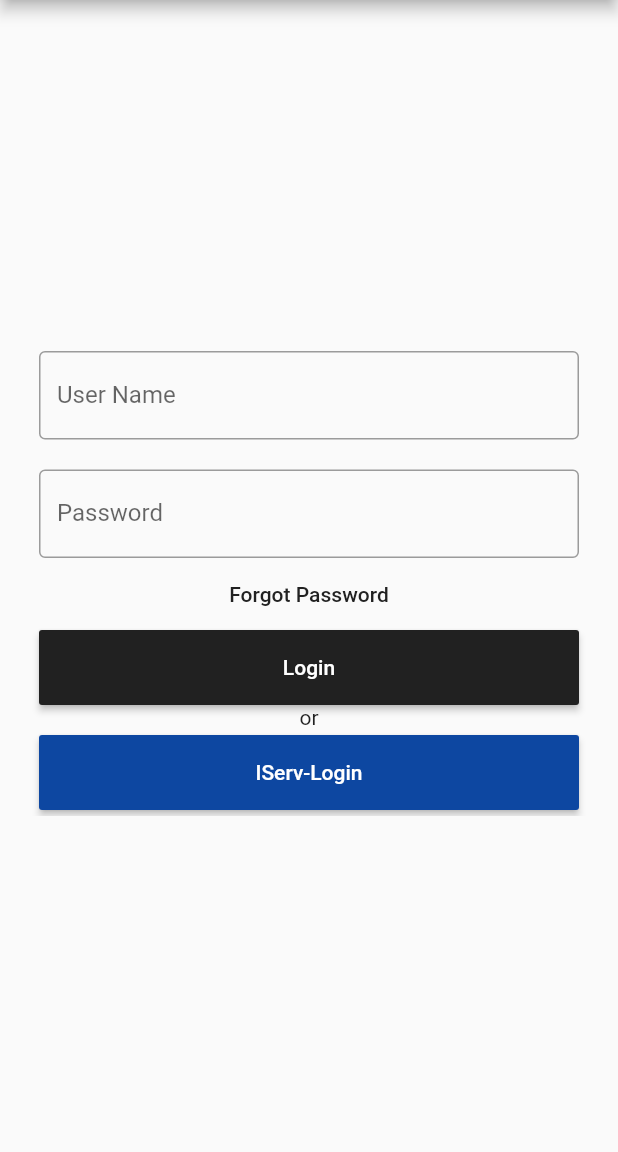
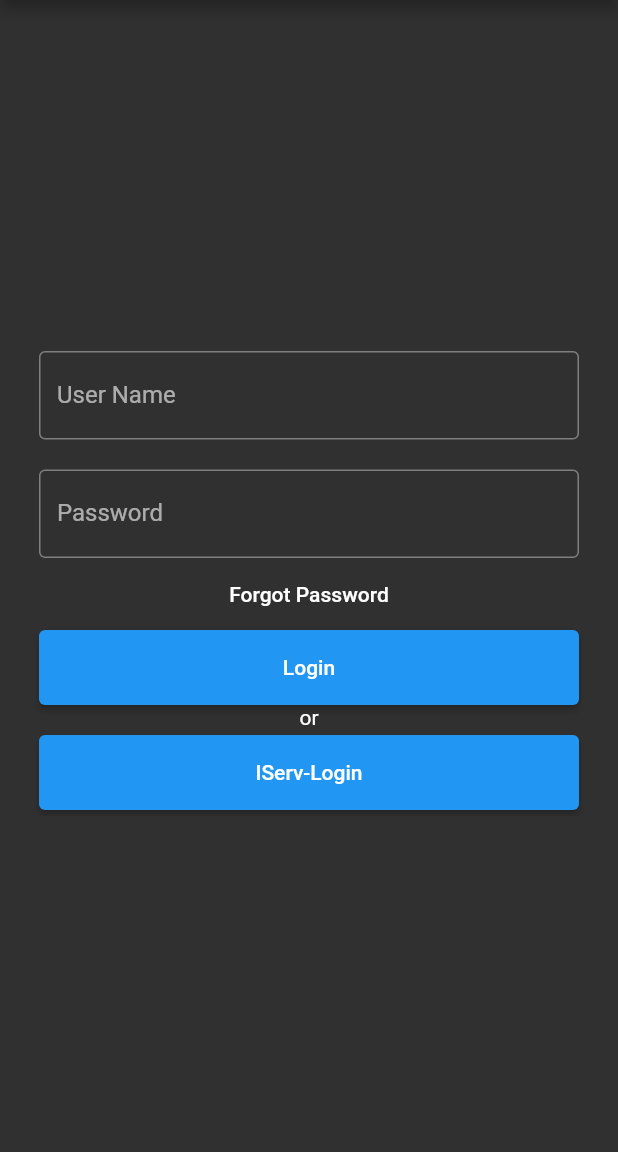
Before and after one commit to Lin2D2/Get_Table_App, a Flutter app: the Login screen opened directly, on a phone screen of 412 x 824 dp, the part 84-1236 px from its top. Run offline on Flutter 3.47's test engine with Material 2 defaults, Android fonts, the phone set to English and light mode, and no system bars; our stand-ins replace dotted_border, flutter_slider_drawer, get_storage, page_transition, platform, toggle_switch; accounts and stored records are empty.

Commit message:
solved some issues, deprecated Features and some style stuff, removed unused

```diff
--- a/lib/main.dart
+++ b/lib/main.dart
@@ -95,18 +95,16 @@
       ],
       child: MaterialApp(
         title: _title,
-        themeMode: ThemeMode.system,
+        themeMode: ThemeMode.dark,
         theme: ThemeData(
           brightness: Brightness.light,
           primaryColor: Colors.red,
-          accentColor: Colors.black,
           backgroundColor: Colors.white,
           bottomAppBarColor: Colors.grey[900],
         ),
         darkTheme: ThemeData(
           brightness: Brightness.dark,
           primaryColor: Colors.red,
-          accentColor: Colors.amber[700],
           backgroundColor: Colors.grey[850],
           bottomAppBarColor: Colors.grey[900],
         ),
--- a/lib/services/iservManagerService.dart
+++ b/lib/services/iservManagerService.dart
@@ -4,7 +4,6 @@
 
 class IServBaseHelper {
   static const String _iservUrl = 'https://gymherderschule.de/iserv/';
-  static const String _iservDomain = 'gymherderschule.de';
 
   Future<http.Response> get(String url) async {
     print('Api Get, iserv/$url');
@@ -54,5 +53,6 @@
       }
       return true;
     }
+    return false;
   }
 }
--- a/lib/sites/login.dart
+++ b/lib/sites/login.dart
@@ -47,20 +47,23 @@
                                 context.watch<UserBloc>().passwordController,
                           ),
                         ),
-                        FlatButton(
+                        TextButton(
                           onPressed: () {
                             //forgot password screen
                           },
-                          textColor: Colors.grey[900],
-                          child: Text('Forgot Password'),
+                          style: Theme.of(context).textButtonTheme.style,
+                          child: Text('Forgot Password',
+                            style: Theme.of(context).textTheme.button,  // TODO dark button theme textColor: Colors.grey[900]
+                          ),
                         ),
                         Container(
                           height: 50,
                           padding: EdgeInsets.fromLTRB(10, 0, 10, 0),
-                          child: RaisedButton(
-                            textColor: Colors.white,
-                            color: Colors.grey[900],
-                            child: Text('Login'),
+                          child: ElevatedButton(
+                            style: Theme.of(context).elevatedButtonTheme.style,
+                            child: Text('Login',
+                              style: Theme.of(context).textTheme.button,
+                            ),
                             onPressed: () async {
                               Map loginMap = {
                                 "username": context
@@ -159,10 +162,10 @@
                         Container(
                           height: 50,
                           padding: EdgeInsets.fromLTRB(10, 0, 10, 0),
-                          child: RaisedButton(
-                            textColor: Colors.white,
-                            color: Colors.blue[900],
-                            child: Text('IServ-Login'),
+                          child: ElevatedButton(
+                            style: Theme.of(context).elevatedButtonTheme.style,  // Colors.blue[900]
+                            child: Text('IServ-Login',
+                              style: Theme.of(context).textTheme.button,),
                             onPressed: () async {
                               bool authorised =
                                   await IServRoutes.iservUserCheckAuthorised(
@@ -253,11 +256,11 @@
                           child: Row(
                             children: <Widget>[
                               Text('Does not have account?'),
-                              FlatButton(
-                                textColor: Colors.grey[900],
+                              TextButton(
+                                style: Theme.of(context).elevatedButtonTheme.style,
                                 child: Text(
                                   'Sign in',
-                                  style: TextStyle(fontSize: 20),
+                                  style: Theme.of(context).textTheme.button,  // TextStyle(fontSize: 20, color: Colors.grey[900]),
                                 ),
                                 onPressed: () {
                                   //signup screen
--- a/lib/sites/settings.dart
+++ b/lib/sites/settings.dart
@@ -89,9 +89,10 @@
                         : "Gast",
                   ),
                   trailing: ElevatedButton(
+                    style: Theme.of(context).elevatedButtonTheme.style,
                     child: Text(context.watch<UserBloc>().userTitle != null
                         ? "Logout"
-                        : "Login"),
+                        : "Login", style: Theme.of(context).textTheme.button),
                     onPressed: context.watch<UserBloc>().userTitle != null
                         ? () {
                             // TODO Logout
@@ -186,7 +187,7 @@
   }
 }
 
-Widget SettingsTile({@required String title, Widget leading, Widget trailing}) {
+Widget settingsTile({@required String title, Widget leading, Widget trailing}) {
   return Container(
     height: 50,
     child: Row(
--- a/lib/sites/tableview.dart
+++ b/lib/sites/tableview.dart
@@ -80,8 +80,8 @@
                   ConstrainedBox(
                     constraints:
                         BoxConstraints.tight(Size(50, double.infinity)),
-                    child: FlatButton(
-                      child: Icon(
+                    child: IconButton(
+                      icon: Icon(
                         Icons.refresh,
                         color: Colors.black,
                       ),
--- a/lib/sites/timetable.dart
+++ b/lib/sites/timetable.dart
@@ -103,8 +103,10 @@
                       content:
                           const Text('You have to Login to see content here'),
                       actions: [
-                        RaisedButton(
-                          child: Text("Login"),
+                        ElevatedButton(
+                          style: Theme.of(context).elevatedButtonTheme.style,
+                          child: Text("Login",
+                            style: Theme.of(context).textTheme.button,),
                           onPressed: () {
                             ScaffoldMessenger.of(context)
                                 .removeCurrentSnackBar();
--- a/lib/widgets/generateTimeTable.dart
+++ b/lib/widgets/generateTimeTable.dart
@@ -134,7 +134,7 @@
                       : tableColor,
                   height: rowHeight,
                   child: edit
-                      ? FlatButton(
+                      ? TextButton(  // TODO style: Theme.of(context)
                           onPressed: () {
                             context
                                 .read<TimeTableItemsBlock>()
@@ -172,7 +172,7 @@
                       : tableColor,
                   height: rowHeight,
                   child: edit
-                      ? FlatButton(
+                      ? TextButton(  // TODO style: Theme.of(context)
                           onPressed: () {
                             context
                                 .read<TimeTableItemsBlock>()
@@ -246,7 +246,7 @@
                     : tableColor,
                 height: rowHeight,
                 child: edit
-                    ? FlatButton(
+                    ? TextButton(  // TODO style: Theme.of(context)
                         onPressed: () {
                           context.read<TimeTableItemsBlock>().selectedElement =
                               {"day": dayKey, "lesson": doubleLesson};
--- a/lib/widgets/sliderMenu.dart
+++ b/lib/widgets/sliderMenu.dart
@@ -113,10 +113,11 @@
                 ),
               ),
               Spacer(),
-              RaisedButton(
+              ElevatedButton(
+                style: Theme.of(context).elevatedButtonTheme.style,
                 child: Text(context.watch<UserBloc>().userTitle != null
                     ? "Logout"
-                    : "Login"),
+                    : "Login", style: Theme.of(context).textTheme.button),
                 onPressed: context.watch<UserBloc>().userTitle != null
                     ? () {
                         // TODO Logout
--- a/lib/widgets/timeTableToolRow.dart
+++ b/lib/widgets/timeTableToolRow.dart
@@ -73,7 +73,8 @@
           Text("A Woche/B Woche"),
           Container(
             width: 90,
-            child: RaisedButton(
+            child: ElevatedButton(
+              style: Theme.of(context).elevatedButtonTheme.style,
               child: Row(
                 mainAxisAlignment: MainAxisAlignment.spaceEvenly,
                 children: [
--- a/pubspec.yaml
+++ b/pubspec.yaml
@@ -30,9 +30,6 @@
   provider: ^5.0.0
   page_transition: ^1.1.7+6
   flutter_slider_drawer: ^2.0.0
-
-  drawer_swipe: ^0.0.4
-
   dotted_border: ^2.0.0
   toggle_switch: ^0.1.8
 
```
Also changed, not shown: lib/sites/about.dart (+9 -9 lines), lib/sites/home.dart (+13 -7 lines), lib/widgets/timeTableEdit.dart (+7 -4 lines).
